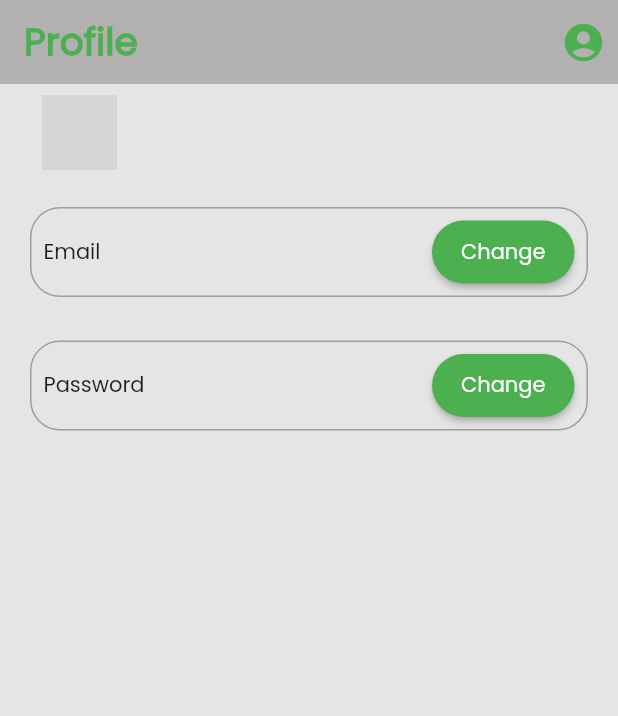
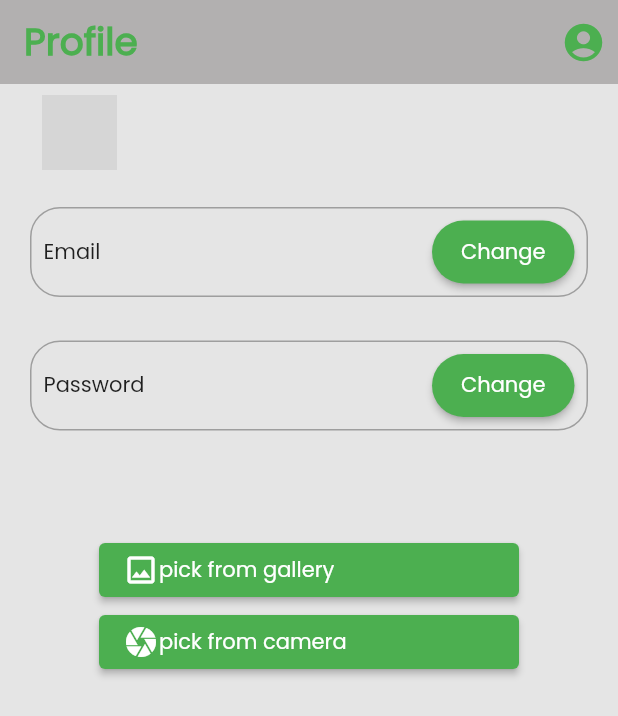
Before and after one commit to ahmadrenhoran/vacanza_tubes_apb, a Flutter app: the ProfileScreen screen opened directly, on a phone screen of 412 x 824 dp. Shown: the top 716 px of the screen. Run offline on Flutter 3.47's test engine with Material 2 defaults, Android fonts, the phone set to English and light mode, and no system bars; our stand-ins replace firebase_auth, firebase_core, firebase_database, form_field_validator, image_picker, lottie; accounts and stored records are empty; network calls fail; grey boxes are pictures that could not be loaded.

Commit message:
update photo profile

```diff
--- a/lib/view/profile_page.dart
+++ b/lib/view/profile_page.dart
@@ -1,4 +1,7 @@
+import 'dart:io';
+
 import 'package:flutter/material.dart';
+import 'package:image_picker/image_picker.dart';
 import 'package:vacanza/helper/app_colors.dart';
 import 'package:firebase_auth/firebase_auth.dart';
 
@@ -11,7 +14,16 @@ class ProfileScreen extends StatefulWidget {
 
 class _ProfileScreenState extends State<ProfileScreen> {
   User? user =  FirebaseAuth.instance.currentUser;
+  File? _image;
+  Future getImage(ImageSource source) async{
+    final image = await ImagePicker().pickImage(source: source);
+    if(image == null) return;
+    final imageTemporary = File(image.path);
 
+    setState(() {
+      this._image = imageTemporary;
+    });
+  }
 
   @override
   Widget build(BuildContext context) {
@@ -46,26 +58,19 @@ class _ProfileScreenState extends State<ProfileScreen> {
                       children: <Widget>[
                         ClipRRect(
                           borderRadius: BorderRadius.circular(50),
-                          child: Image.network(
+                          child: _image != null
+                            ?Image.file(
+                            _image!,
+                            width: 50,
+                            height: 50,
+                            fit: BoxFit.cover,
+                          )
+                          : Image.network(
                             "https://s-light.tiket.photos/t/01E25EBZS3W0FY9GTG6C42E1SE/rsfit19201280gsm/events/2021/06/25/19684f9d-27c1-402f-8402-fc850c0f7c73-1624599423067-8fcd2f0c7970d4bbd80d36b647c33bad.jpg",
                             fit: BoxFit.cover,
                             height: 50,
                           ),
                         ),
-                        Positioned(
-                            bottom: 1,
-                            right: 1,
-                            child: Container(
-                              height: 30,
-                              width: 30,
-                              child: Icon(
-                                Icons.add_a_photo,
-                                color: Colors.white,
-                              ),
-                              decoration: BoxDecoration(
-                                  color: Colors.green,
-                                  borderRadius: BorderRadius.circular(30)),
-                            ))
                       ],
                     ),
                   ),
@@ -146,8 +151,45 @@ class _ProfileScreenState extends State<ProfileScreen> {
                       border: Border.all(width: 1.0, color: Colors.grey)),
                 ),
               ),
+              Padding(
+                  padding: const EdgeInsets.fromLTRB(20, 25, 20, 4),
+                child: Column(children: [
+                  SizedBox(height: 40),
+                  CustomButton(
+                      title: 'pick from gallery',
+                      icon: Icons.image_outlined,
+                      onClick: ()=> getImage(ImageSource.gallery),
+                  ),
+                  CustomButton(
+                      title: 'pick from camera',
+                      icon: Icons.camera,
+                      onClick: ()=>getImage(ImageSource.camera),
+                  ),
+                ],
+                ),
+
+
+
+              )
             ],
           ),
         ));
   }
 }
+
+Widget CustomButton({
+  required String title,
+  required IconData icon,
+  required VoidCallback onClick,
+}) {
+  return Container(
+    width: 280,
+    child: ElevatedButton(
+      onPressed: onClick,
+      child: Row(
+        children: [
+          Icon(icon),
+          Text(title)
+        ],),),
+  );
+}
--- a/pubspec.yaml
+++ b/pubspec.yaml
@@ -11,6 +11,8 @@ environment:
 dependencies:
   flutter:
     sdk: flutter
+  image_picker: ^0.8.5+3
+  path_provider: ^2.0.11
 
   cupertino_icons: ^1.0.2
   lottie: ^1.3.0
```
Also changed, not shown: pubspec.lock, 1 other file.
